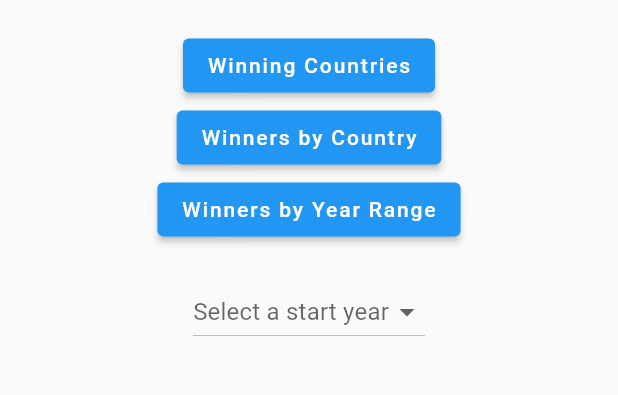
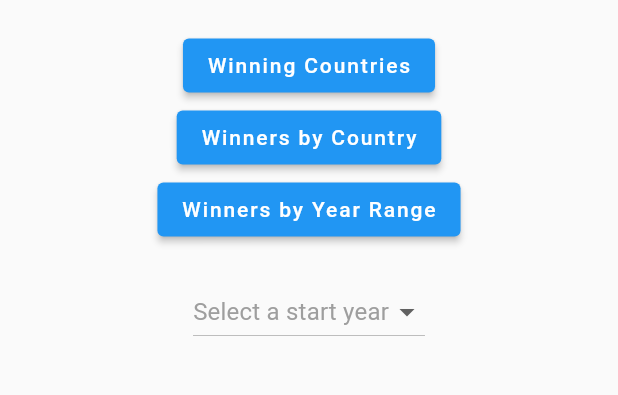
Before and after one commit to Efraim4587/nobel_app, a Flutter app: the screen it shows after launch, after a tap on "Winners by Country", after a tap on "Winners by Year Range", on a phone screen of 412 x 824 dp, the part 518-913 px from its top. Run offline on Flutter 3.47's test engine with Material 2 defaults, Android fonts, the phone set to English and light mode, and no system bars; our stand-ins replace csv, flutter_svg; network calls fail; project files that could hold a hidden picture were left out.

Commit message:
The main screen is more perfect :-).

```diff
--- a/lib/main.dart
+++ b/lib/main.dart
@@ -49,18 +49,28 @@ class _HomeScreenState extends State<HomeScreen> {
 
   void toggleCountrySelection() {
     setState(() {
-      showCountrySelection = !showCountrySelection;
-      showYearSelection = false;
-      selectedStartYear = null;
-      selectedEndYear = 'Select an end year';
+      if (showCountrySelection) {
+        // Hide the selection list if it's already shown
+        showCountrySelection = false;
+      } else {
+        showCountrySelection = true;
+        showYearSelection = false;
+        selectedStartYear = null;
+        selectedEndYear = 'Select an end year';
+      }
     });
   }
 
   void toggleYearSelection() {
     setState(() {
-      showYearSelection = !showYearSelection;
-      showCountrySelection = false;
-      selectedCountry = 'Select a country';
+      if (showYearSelection) {
+        // Hide the selection list if it's already shown
+        showYearSelection = false;
+      } else {
+        showYearSelection = true;
+        showCountrySelection = false;
+        selectedCountry = 'Select a country';
+      }
     });
   }
 
@@ -114,7 +124,6 @@ class _HomeScreenState extends State<HomeScreen> {
               ),
               ElevatedButton(
                 onPressed: () {
-                  hideAllSelection();
                   toggleCountrySelection(); // Toggle country selection
                 },
                 child: const Text('Winners by Country'),
@@ -126,10 +135,6 @@ class _HomeScreenState extends State<HomeScreen> {
                     ? Column(
                   children: [
                     const SizedBox(height: 20),
-                    const Text(
-                      'Select a country:',
-                      style: TextStyle(fontSize: 18),
-                    ),
                     FutureBuilder<List<String>>(
                       future: apiService.fetchCountries(),
                       builder: (context, snapshot) {
@@ -143,7 +148,7 @@ class _HomeScreenState extends State<HomeScreen> {
                           return const Text('No countries available.');
                         } else {
                           return DropdownButton<String>(
-                            hint: const Text('Select a country'), // Default text
+                            hint: const Text('Select a country', style: TextStyle(color: Colors.grey)), // Greyed out default text
                             value: selectedCountry,
                             onChanged: (newValue) {
                               if (newValue != null &&
@@ -199,7 +204,7 @@ class _HomeScreenState extends State<HomeScreen> {
                     // Dropdown for selecting commencement year
                     if (!showCountrySelection)
                       DropdownButton<String>(
-                        hint: const Text('Select a start year'), // Default text
+                        hint: const Text('Select a start year', style: TextStyle(color: Colors.grey)), // Greyed out default text
                         value: selectedStartYear,
                         onChanged: (newValue) {
                           if (newValue != null &&
@@ -232,7 +237,7 @@ class _HomeScreenState extends State<HomeScreen> {
                       Column(
                         children: [
                           DropdownButton<String>(
-                            hint: const Text('Select an end year'), // Default text
+                            hint: const Text('Select an end year', style: TextStyle(color: Colors.grey)), // Greyed out default text
                             value: selectedEndYear,
                             onChanged: (newValue) {
                               if (newValue != null &&
@@ -240,11 +245,24 @@ class _HomeScreenState extends State<HomeScreen> {
                                 setState(() {
                                   selectedEndYear = newValue;
                                 });
+                                // Navigate to AllWinnersByYearRangeScreen
+                                if (selectedStartYear != null &&
+                                    selectedEndYear != 'Select an end year') {
+                                  Navigator.of(context).push(
+                                    MaterialPageRoute(
+                                      builder: (context) =>
+                                          AllWinnersByYearRangeScreen(
+                                            startYear: int.parse(selectedStartYear!),
+                                            endYear: int.parse(selectedEndYear),
+                                          ),
+                                    ),
+                                  );
+                                }
                               }
                             },
                             items: [
                               const DropdownMenuItem<String>(
-                                value: 'Select an end year', // Unique value
+                                value: 'Select an end year',
                                 child: Text('Select an end year'),
                               ),
                               ...List.generate(
@@ -263,28 +281,7 @@ class _HomeScreenState extends State<HomeScreen> {
                               }).toList(),
                             ],
                           ),
-                          ElevatedButton(
-                            onPressed: () {
-                              if (selectedStartYear != null &&
-                                  selectedEndYear != 'Select an end year') {
-                                Navigator.of(context).push(
-                                  MaterialPageRoute(
-                                    builder: (context) =>
-                                        AllWinnersByYearRangeScreen(
-                                          startYear:
-                                          int.parse(selectedStartYear!),
-                                          endYear: int.parse(selectedEndYear),
-                                        ),
-                                  ),
-                                );
-                              }
-                            },
-                            style: ElevatedButton.styleFrom(
-                              backgroundColor:
-                              Colors.blue.withOpacity(0.8), // Slightly lighter color
-                            ),
-                            child: const Text('Show Winners'),
-                          ),
+                          // Remove the separate button
                         ],
                       ),
                   ],
```
